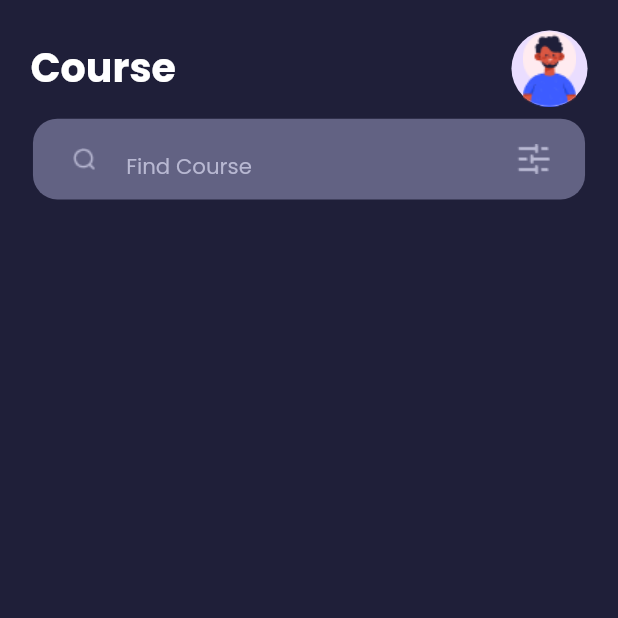
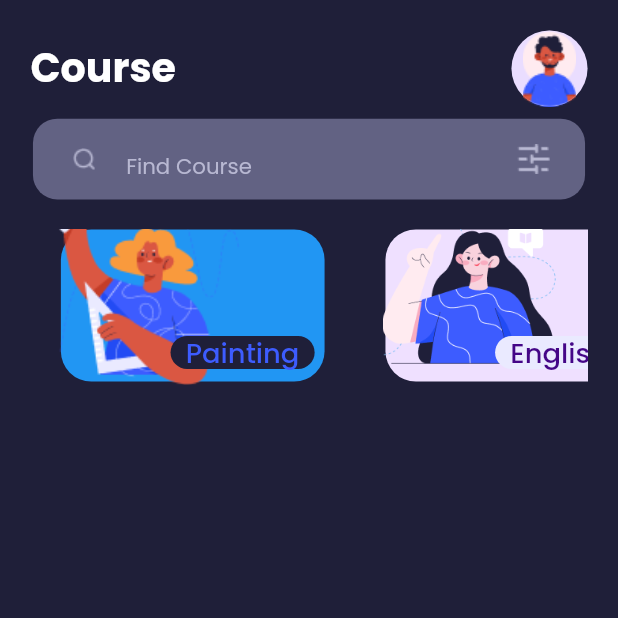
Before and after one commit to AMIRAMOHMED/tech__savvy, a Flutter app: the CourseScreen screen opened by its route, on a phone screen of 412 x 824 dp, the top half of it. Run offline on Flutter 3.47's test engine with Material 3 defaults, Android fonts, the phone set to English and light mode, and no system bars; our stand-ins replace bloc, convex_bottom_bar, flutter_bloc, flutter_screenutil, font_awesome_flutter, freezed_annotation and 2 more; accounts and stored records are empty.

Commit message:
added list veiw category container  to course screen

```diff
--- a/lib/core/style/images/app_images.dart
+++ b/lib/core/style/images/app_images.dart
@@ -27,4 +27,8 @@ class AppImages {
   static const String deletIcon = 'assets/images/searchbaricons/delet_icon.png';
   static const String filterIcon =
       'assets/images/searchbaricons/filter_icon.png';
+
+  //course category
+  static const String category1 = 'assets/images/coursecategory/langouge.png';
+  static const String category2 = 'assets/images/coursecategory/paint.png';
 }
--- a/lib/features/course/ui/screens/course_screen.dart
+++ b/lib/features/course/ui/screens/course_screen.dart
@@ -1,6 +1,8 @@
 import 'package:flutter/material.dart';
 import 'package:flutter_screenutil/flutter_screenutil.dart';
+import 'package:tech_savvy/features/course/ui/widgets/course_list_veiw_container.dart';
 import 'package:tech_savvy/features/course/ui/widgets/course_screen_app_bar.dart';
+
 
 class CourseScreen extends StatelessWidget {
   const CourseScreen({super.key});
@@ -18,6 +20,8 @@ class CourseScreen extends StatelessWidget {
               child: Column(
                 children: [
                   CourseScreenAppBar(),
+                  SizedBox(height: 20),
+                  CourseListViewContainer(),
                 ],
               ),
             ),
--- /dev/null
+++ b/lib/features/course/ui/widgets/course_category_container.dart
@@ -0,0 +1,74 @@
+// ignore_for_file: always_put_required_named_parameters_first
+
+import 'package:flutter/material.dart';
+import 'package:flutter_screenutil/flutter_screenutil.dart';
+import 'package:tech_savvy/core/style/fonts/app_styles.dart';
+import 'package:tech_savvy/core/widgets/app_text.dart';
+import 'package:tech_savvy/features/home/data/class/category_class.dart';
+
+class CourseCategoryContainer extends StatelessWidget {
+  const CourseCategoryContainer({
+    super.key,
+    required this.category,
+  });
+  final CourseCategory category;
+
+  @override
+  Widget build(BuildContext context) {
+    return Stack(
+      clipBehavior: Clip.none,
+      children: [
+        // Main container
+        Padding(
+          padding: EdgeInsets.symmetric(horizontal: 20.sp),
+          child: Container(
+            width: 160.w,
+            height: 100.h,
+            decoration: BoxDecoration(
+              color: category.colorContainer,
+              borderRadius: BorderRadius.circular(20.r),
+            ),
+            child: const SizedBox.shrink(),
+          ),
+        ),
+        // Positioned image
+        Positioned(
+          right: 70.w,
+          top: -20.h,
+          bottom: 60.h,
+          child: SizedBox(
+            width: 110.w,
+            height: 140.h,
+            child: OverflowBox(
+              maxWidth: 110.w,
+              maxHeight: 140.h,
+              child: Image.asset(
+                category.picture,
+                height: 135.h,
+                fit: BoxFit.cover,
+              ),
+            ),
+          ),
+        ),
+        // Positioned title container
+        Positioned(
+          top: 70.h,
+          left: 85.w,
+          child: Container(
+            padding: EdgeInsets.symmetric(horizontal: 10.sp),
+            decoration: BoxDecoration(
+              color: category.colorSmallContainer,
+              borderRadius: BorderRadius.circular(20.r),
+            ),
+            child: TextApp(
+              text: category.title,
+              textAlign: TextAlign.center,
+              style: AppStyles.font500primary18(context)
+                  .copyWith(color: category.colorText),
+            ),
+          ),
+        ),
+      ],
+    );
+  }
+}
--- /dev/null
+++ b/lib/features/course/ui/widgets/course_list_veiw_container.dart
@@ -0,0 +1,26 @@
+import 'package:flutter/material.dart';
+import 'package:flutter_screenutil/flutter_screenutil.dart';
+import 'package:tech_savvy/features/course/ui/widgets/course_category_container.dart';
+import 'package:tech_savvy/features/home/data/class/category_class.dart';
+
+class CourseListViewContainer extends StatelessWidget {
+  const CourseListViewContainer({super.key});
+
+  @override
+  Widget build(BuildContext context) {
+    final categories = CourseCategories.categories(context);
+
+    return SizedBox(
+      height: 150.h,
+      child: ListView.builder(
+        scrollDirection: Axis.horizontal,
+        itemCount: categories.length,
+        itemBuilder: (BuildContext context, int index) {
+          return CourseCategoryContainer(
+            category: categories[index],
+          );
+        },
+      ),
+    );
+  }
+}
--- a/lib/features/course/ui/widgets/course_screen_app_bar.dart
+++ b/lib/features/course/ui/widgets/course_screen_app_bar.dart
@@ -1,5 +1,4 @@
 import 'package:flutter/material.dart';
-import 'package:flutter/widgets.dart';
 import 'package:flutter_screenutil/flutter_screenutil.dart';
 import 'package:tech_savvy/core/extension/context_extension.dart';
 import 'package:tech_savvy/core/language/lang_key.dart';
--- /dev/null
+++ b/lib/features/home/data/class/category_class.dart
@@ -0,0 +1,41 @@
+import 'package:flutter/material.dart';
+import 'package:tech_savvy/core/language/lang_key.dart';
+import 'package:tech_savvy/core/style/color/colors_light.dart';
+import 'package:tech_savvy/core/style/images/app_images.dart';
+import 'package:tech_savvy/core/extension/context_extension.dart';
+
+class CourseCategory {
+  CourseCategory({
+    required this.picture,
+    required this.title,
+    required this.colorContainer,
+    required this.colorText,
+    required this.colorSmallContainer,
+  });
+  final String picture;
+  final String title;
+  final Color colorContainer;
+  final Color colorText;
+  final Color colorSmallContainer;
+}
+
+class CourseCategories {
+  static List<CourseCategory> categories(BuildContext context) {
+    return [
+      CourseCategory(
+        picture: AppImages.illustration,
+        title: context.translate(LangKeys.painting),
+        colorContainer: Colors.blue,
+        colorText: ColorsLight.blue,
+        colorSmallContainer: ColorsLight.navyBlue,
+      ),
+      CourseCategory(
+        picture: AppImages.onBoarding1Dark,
+        title: context.translate(LangKeys.language),
+        colorContainer: ColorsLight.lightLavender,
+        colorText: ColorsLight.deepPurple,
+        colorSmallContainer: ColorsLight.lightPurple,
+      ),
+    ];
+  }
+}
--- a/pubspec.yaml
+++ b/pubspec.yaml
@@ -35,8 +35,13 @@ flutter:
   assets:
     # Path to onboarding images
     - assets/images/onboarding/
+      # Path to home images
     - assets/images/home/
+      # Path to searchbar images
     - assets/images/searchbaricons/
+      # Path to course category images
+    - assets/images/coursecategory/
+      # Path to languages
     - lang/ar.json
     - lang/en.json
 
```
Also changed, not shown: assets/images/coursecategory/langouge.png (added), assets/images/coursecategory/paint.png (added).
